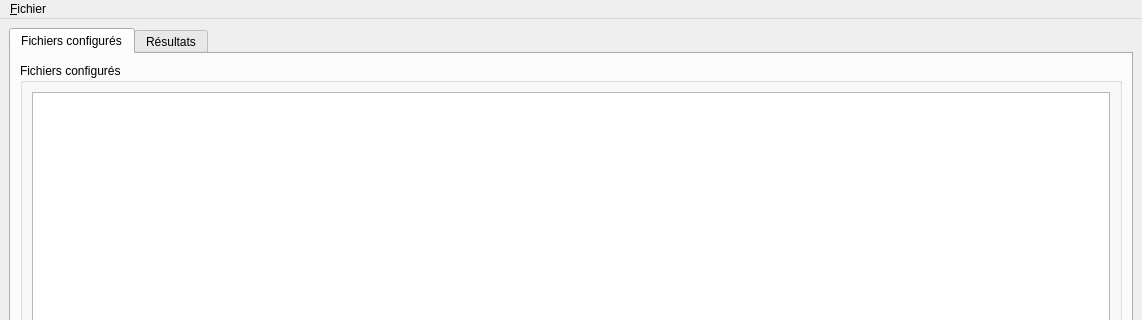
Qt form ui/Rekkix.ui (fsouliers/Rekkix) before a commit; both pictures show x 0 to 1142 and y 0 to 320 of the 1142 by 780 pixel window.
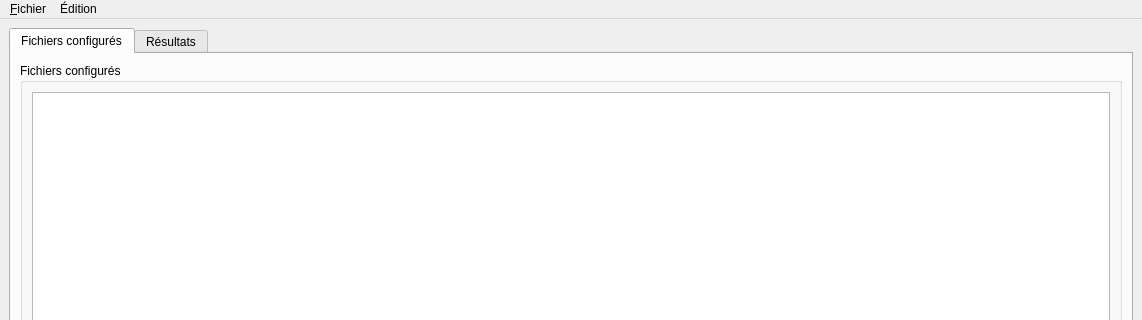
The same form after that commit. Icons and pictures are not drawn.

Diff of the .ui file:
```diff
--- a/ui/Rekkix.ui
+++ b/ui/Rekkix.ui
@@ -499,7 +499,7 @@
      <x>0</x>
      <y>0</y>
      <width>1142</width>
-     <height>30</height>
+     <height>21</height>
     </rect>
    </property>
    <widget class="QMenu" name="menu_Fichier">
@@ -509,7 +509,14 @@
     <addaction name="actionOuvrir_fichier_de_configuration"/>
     <addaction name="actionQuitter"/>
    </widget>
+   <widget class="QMenu" name="menuPr_f_rences">
+    <property name="title">
+     <string>Édition</string>
+    </property>
+    <addaction name="actionPr_f_rences"/>
+   </widget>
    <addaction name="menu_Fichier"/>
+   <addaction name="menuPr_f_rences"/>
   </widget>
   <widget class="QStatusBar" name="statusbar"/>
   <action name="actionQuitter">
```
Left out of the diff: 33 changed lines with no effect on the pictures.
